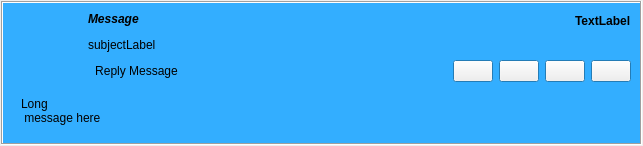
First picture: the form in retroshare-gui/src/gui/feeds/MsgItem.ui, repository RetroShare/RetroShare, before the edit.
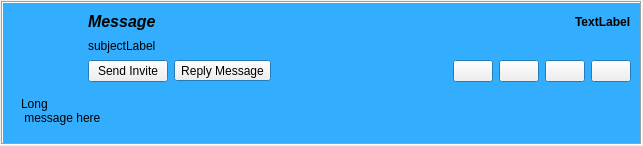
Second picture: the form after the edit. Icons and pictures are not drawn. Custom widgets are drawn as their Qt base class.

Commit message: Fixed to display Avatars and nickname on news feeds Messages Item for Distant Messages. Added for Invite Message RS_MSG_USER_REQUEST flag & auto send invites to outbox. Optimized Messages Item for Invite Messages, display a Send Invite Button, to send back own rs cert link via Distant Message.

What changed in the file:
```diff
--- a/retroshare-gui/src/gui/feeds/MsgItem.ui
+++ b/retroshare-gui/src/gui/feeds/MsgItem.ui
@@ -146,6 +146,7 @@
            </property>
            <property name="font">
             <font>
+             <pointsize>12</pointsize>
              <weight>75</weight>
              <italic>true</italic>
              <bold>true</bold>
@@ -165,7 +166,7 @@
             <enum>Qt::Horizontal</enum>
            </property>
            <property name="sizeType">
-            <enum>QSizePolicy::Preferred</enum>
+            <enum>QSizePolicy::Expanding</enum>
            </property>
            <property name="sizeHint" stdset="0">
             <size>
@@ -206,6 +207,13 @@
          </item>
          <item row="2" column="1" colspan="3">
           <layout class="QHBoxLayout" name="buttonHLayout">
+           <item>
+            <widget class="QPushButton" name="sendinviteButton">
+             <property name="text">
+              <string>Send Invite</string>
+             </property>
+            </widget>
+           </item>
            <item>
             <widget class="QToolButton" name="replyButton">
              <property name="focusPolicy">
@@ -225,7 +233,7 @@
               <enum>Qt::ToolButtonTextBesideIcon</enum>
              </property>
              <property name="autoRaise">
-              <bool>true</bool>
+              <bool>false</bool>
              </property>
             </widget>
            </item>
```
The commit also changes 8 other files.
